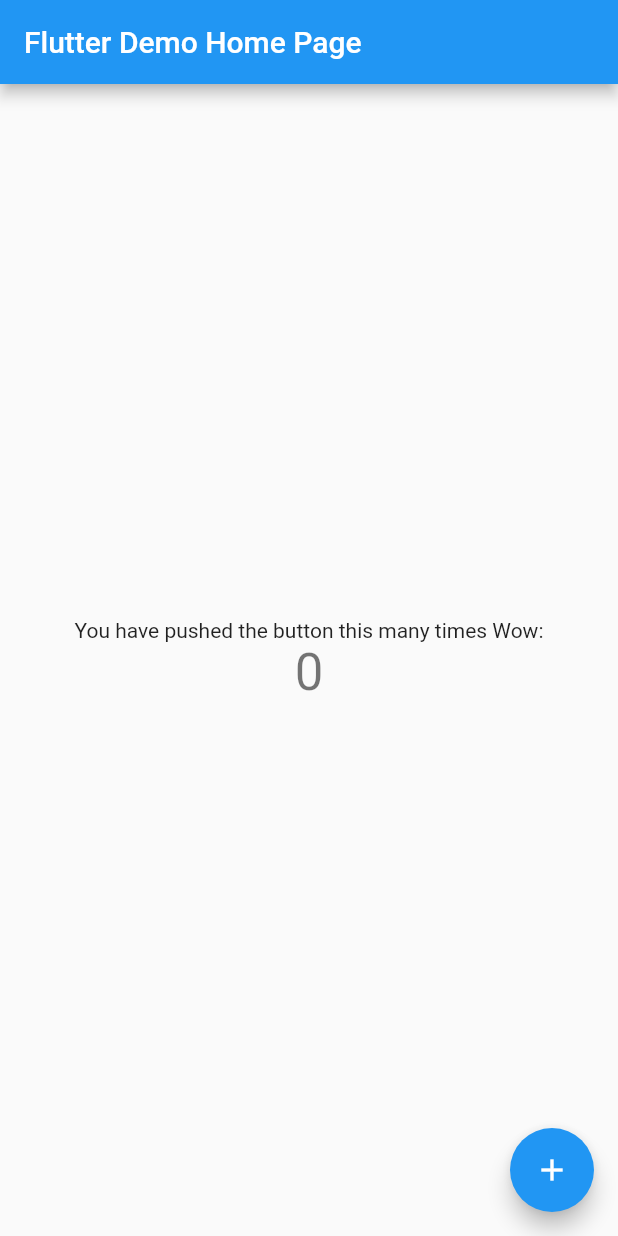
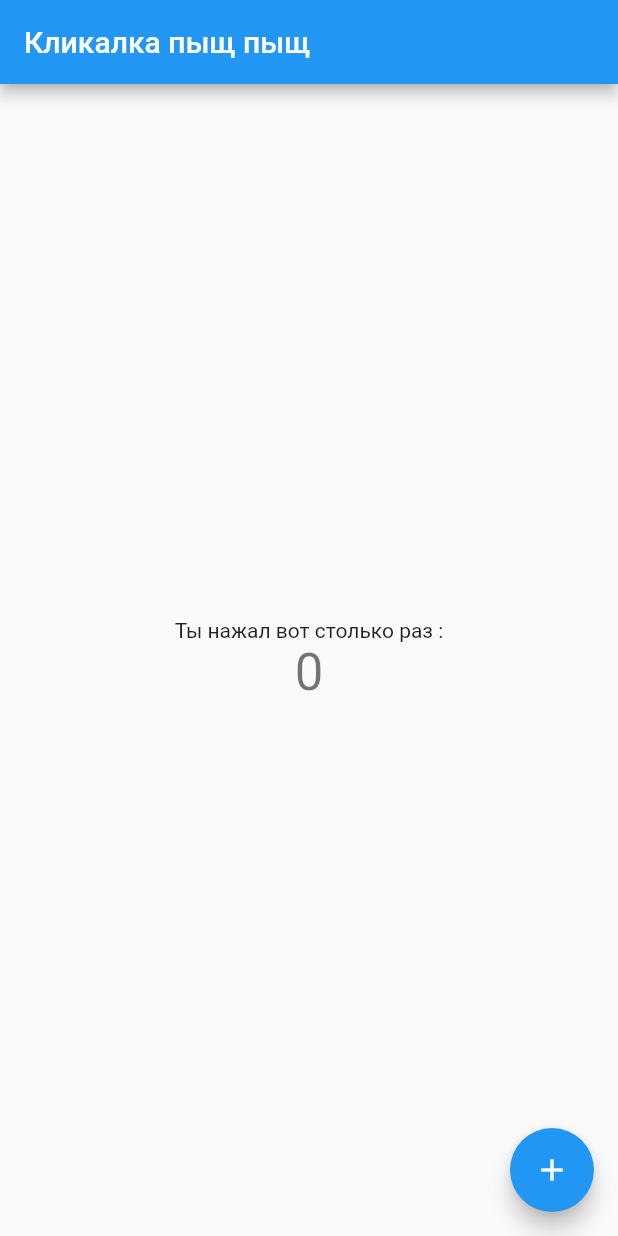
Before and after one commit to andrewfedoseevris18/test_project, a Flutter app: the screen it shows after launch, on a phone screen of 412 x 824 dp. Run offline on Flutter 3.47's test engine with Material 2 defaults, Android fonts, the phone set to English and light mode, and no system bars.

Commit message:
first commit

```diff
--- a/lib/main.dart
+++ b/lib/main.dart
@@ -26,7 +26,7 @@ class MyApp extends StatelessWidget {
         // closer together (more dense) than on mobile platforms.
         visualDensity: VisualDensity.adaptivePlatformDensity,
       ),
-      home: MyHomePage(title: 'Flutter Demo Home Page'),
+      home: MyHomePage(title: 'Кликалка пыщ пыщ'),
     );
   }
 }
@@ -98,7 +98,7 @@ class _MyHomePageState extends State<MyHomePage> {
           mainAxisAlignment: MainAxisAlignment.center,
           children: <Widget>[
             Text(
-              'You have pushed the button this many times Wow:',
+              'Ты нажал вот столько раз :',
             ),
             Text(
               '$_counter',
```
